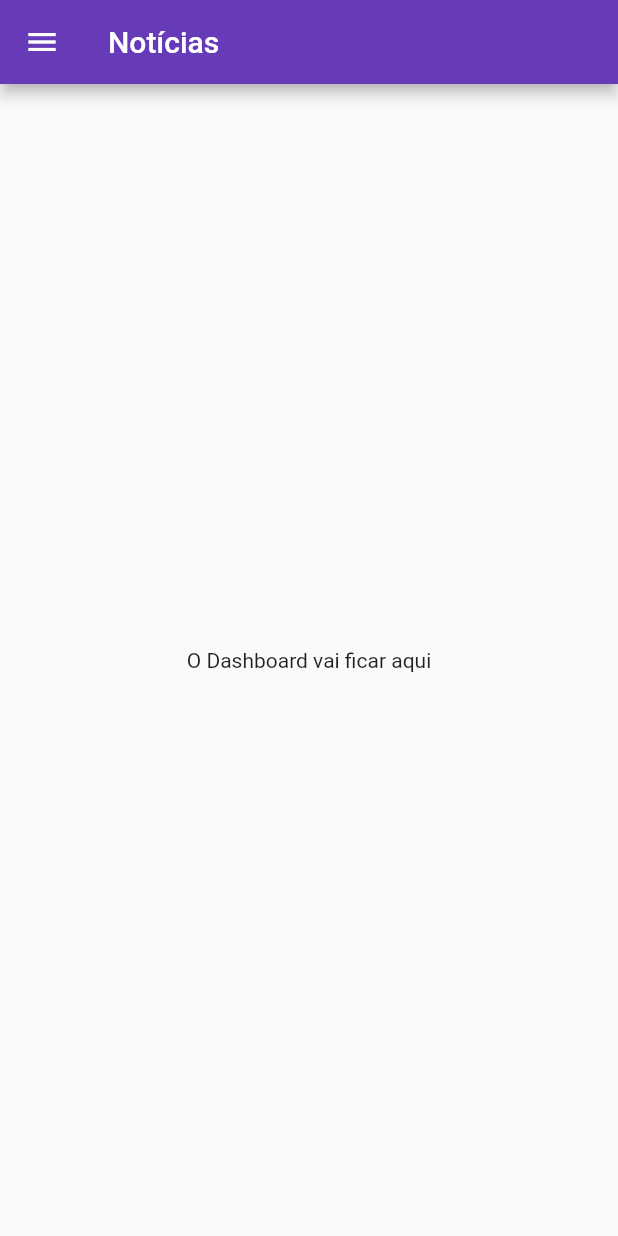
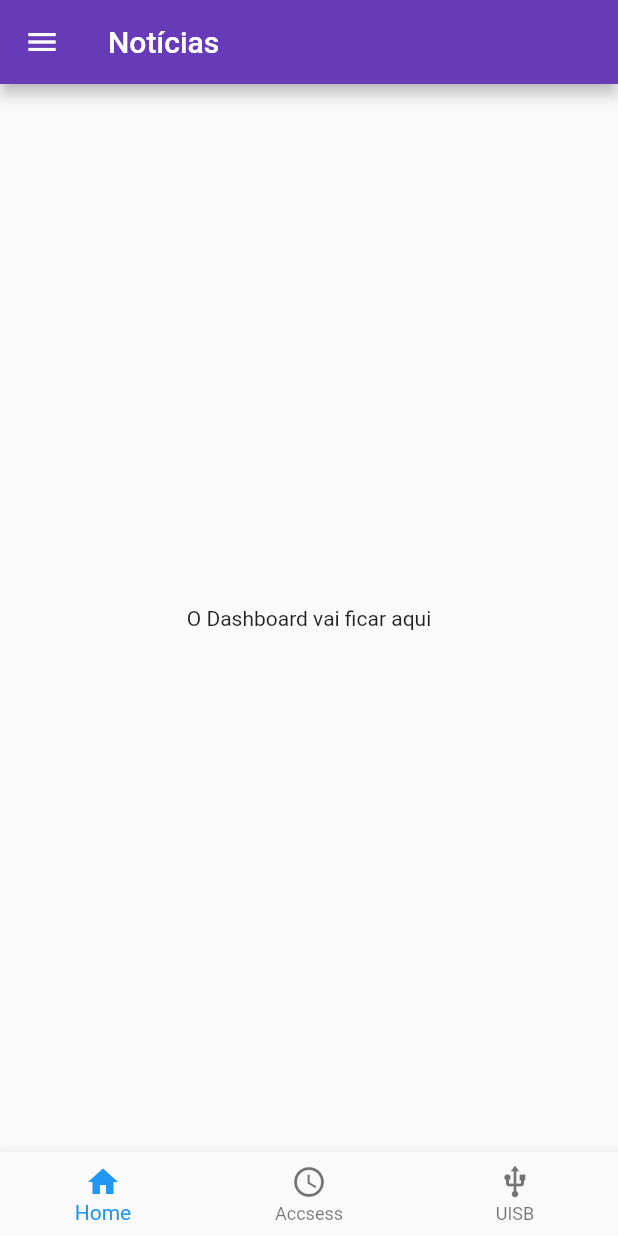
Before and after one commit to gleydsonbrito/progesti-app, a Flutter app: the screen it shows after launch, on a phone screen of 412 x 824 dp. Run offline on Flutter 3.47's test engine with Material 2 defaults, Android fonts, the light colour scheme and no system bars.

Commit message:
add bottom tab navigator

```diff
--- /dev/null
+++ b/lib/components/BottomTabBar.dart
@@ -0,0 +1,26 @@
+import 'package:flutter/cupertino.dart';
+import 'package:flutter/material.dart';
+
+class BottomTabBarProgesti extends StatelessWidget {
+  @override
+  Widget build(BuildContext context) {
+    return Container(
+      child: BottomNavigationBar(
+        items: const <BottomNavigationBarItem>[
+          BottomNavigationBarItem(
+            icon: Icon(Icons.home),
+            title: Text("Home"),
+          ),
+          BottomNavigationBarItem(
+            icon: Icon(Icons.access_time),
+            title: Text("Accsess"),
+          ),
+          BottomNavigationBarItem(
+            icon: Icon(Icons.usb),
+            title: Text("UISB"),
+          ),
+        ],
+      ),
+    );
+  }
+}
--- a/lib/pages/Home.dart
+++ b/lib/pages/Home.dart
@@ -1,5 +1,6 @@
 import 'package:flutter/material.dart';
 import 'package:progesti_app/components/Drawer.dart';
+import 'package:progesti_app/components/BottomTabBar.dart';
 
 class Home extends StatelessWidget {
   @override
@@ -13,6 +14,7 @@ class Home extends StatelessWidget {
         child: Text("O Dashboard vai ficar aqui"),
       ),
       drawer: DrawerProgesti(),
+      bottomNavigationBar: BottomTabBarProgesti(),
     );
   }
 }
```
